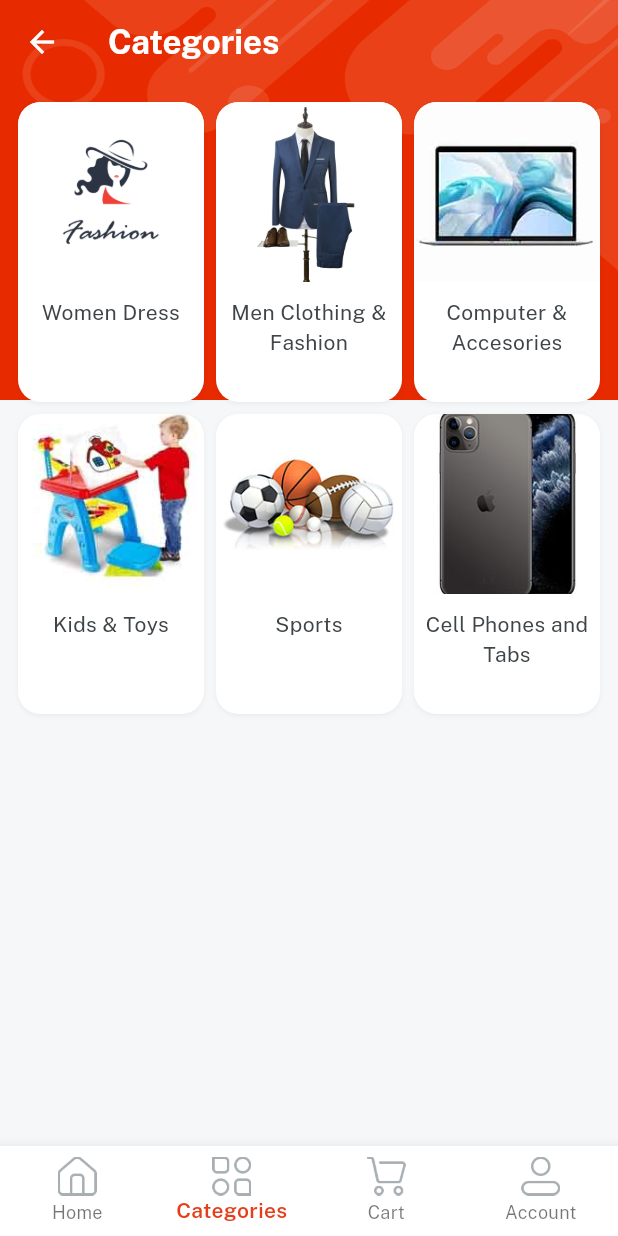
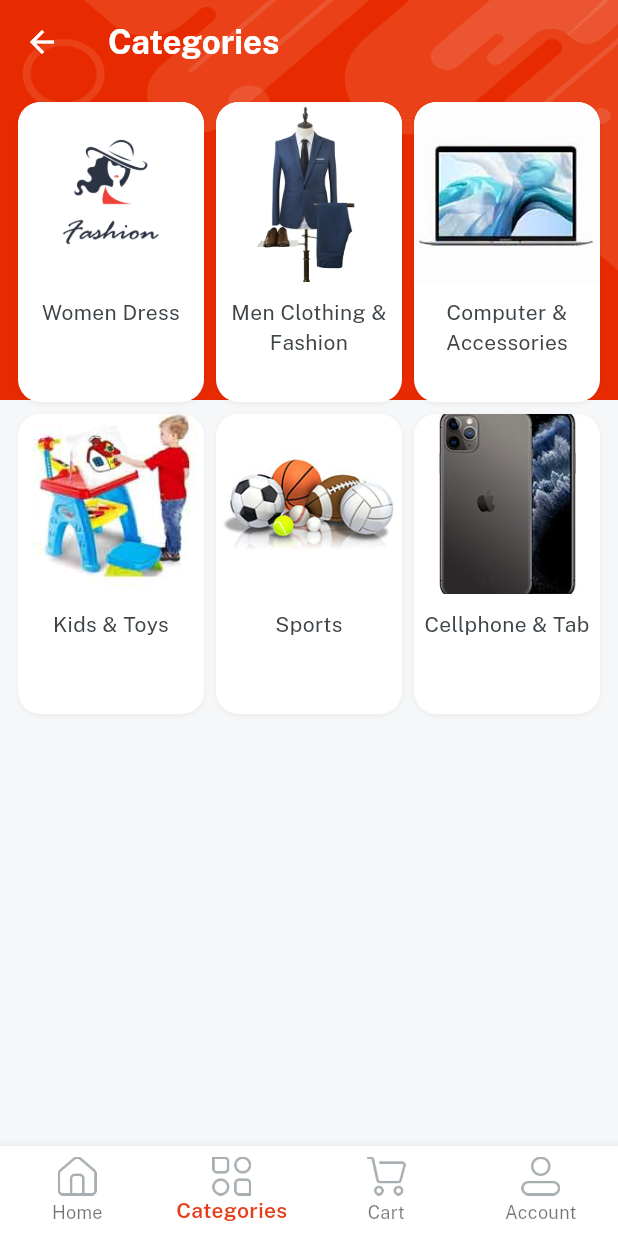
Before and after one commit to Khushal2527/e_commerce_application, a Flutter app: the screen it shows once a user with an empty profile is signed in, item 2 of the bottom bar chosen, on a phone screen of 412 x 824 dp. Run offline on Flutter 3.47's test engine with Material 3 defaults, Android fonts, the phone set to English and light mode, and no system bars; our stand-ins replace cloud_firestore, firebase_auth, firebase_core, firebase_storage, get, image_picker and 1 more; accounts and stored records are empty.

Commit message:
second commit

```diff
--- a/lib/consts/strings.dart
+++ b/lib/consts/strings.dart
@@ -1,6 +1,4 @@
 const appname = "eMart";
-// const appversion = "Version 1.0.0";
-// const credits = "@Baaba Devs";
 const email = "Email";
 const emailHint = "Email@address.com";
 const password = "Password";
@@ -21,11 +19,6 @@ const categories = "Categories" ;
 const cart = "Cart";
 const account = "Account" ;
 const searchAnything = "Search Anything";
-// const todaysDeal = "Today's Deal";
-// const flashSale = "Flash Sale";
-// const topSellers = "Top Sellers";
-// const topCategories = "Top Categories";
-// const brand = "Brand";
 const featuredCategories = "Featured Categories";
 const womenDresses = "Women Dresses";
 const grilsDresses =  "Girls Dresses";
@@ -36,12 +29,12 @@ const tShirts = "T-Shirts";
 const featuredProducts = "Featured Products";
 const womenClothing = "Women Dress";
 const menClotingFashion = "Men Clothing & Fashion";
-const compAccessories = "Computer & Accesories";
+const compAccessories = "Computer & Accessories";
 const automobile = "Automobile";
 const kidtoys = "Kids & Toys";
 const sports = "Sports";
 const jewellry = "Jewellery";
-const cellPhone = "Cell Phones and Tabs";
+const cellPhone = "Cellphone & Tab";
 const furniture = "Furniture";
 const addToCart = "Add to Cart";
 const video = "Video";
@@ -58,6 +51,4 @@ const loggedIn = "Logged in successfully";
 const loggedOut = "Logged out successfully";
 const oldpass = "Old Password";
 const newpass = "New Password";
-// const paypal = "PayPal";
-// const stripe = "Stripe";
 const cod = "Cash on Delivery";
--- a/lib/controllers/product_controllers.dart
+++ b/lib/controllers/product_controllers.dart
@@ -20,6 +20,7 @@ class ProductController extends GetxController {
   var colorIndex = 0.obs;
   var totalPrice = 0.obs;
   var isFav = false.obs;
+  var selectedCategory = "".obs ;
   var cartProductId = [].obs;
 
   getCartproducts() async {
--- a/lib/services/category_model.json
+++ b/lib/services/category_model.json
@@ -12,12 +12,12 @@
             "name" : "Men Clothing & Fashion",
             "subCategory" : [
                 "Jackets",
-                "Formal Dresses",
+                "Formal Dress",
                 "Accessories"
             ]
         },
         {
-            "name": "Computer & Accesories",
+            "name": "Computer & Accessories",
             "subCategory" : [
                 "Laptop",
                 "Gaming PC",
@@ -41,10 +41,10 @@
             ]
         },
         {
-            "name" : "Cell Phones and Tabs",
+            "name" : "Cellphone & Tab",
             "subCategory" : [
-                "SmartPhone",
-                "Tablet",
+                "Smartphone",
+                "Tablets",
                 "Accessories"
             ]
         }
```
Also changed, not shown: lib/services/firestore_services.dart (+4 -4 lines), lib/views/category_screen/category_details.dart (+6 -4 lines).
